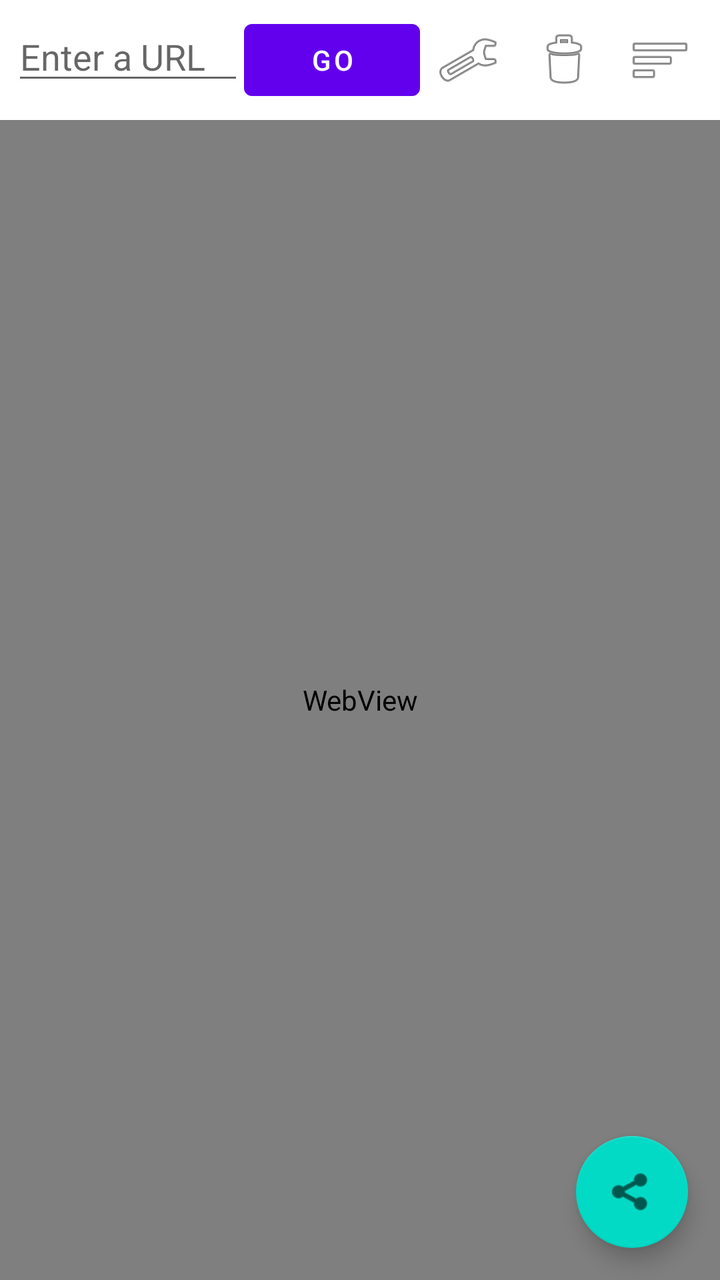
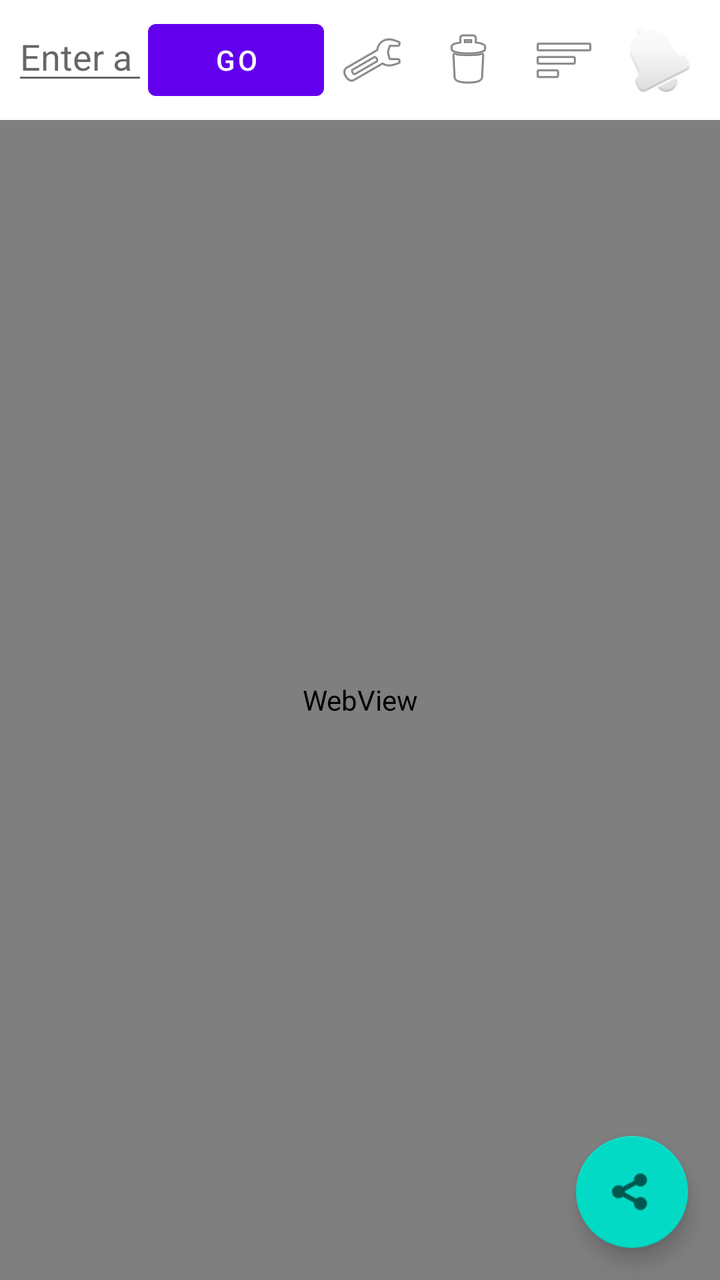

Screens rendered from an Android XML layout before and after an edit, with the pre-edit source and the edit as a unified diff.
<!-- AndroidManifest.xml: activity theme Theme.CookiesExtractor -->
<!-- res/layout/activity_main.xml -->
<?xml version="1.0" encoding="utf-8"?>
<FrameLayout xmlns:android="http://schemas.android.com/apk/res/android"
    xmlns:app="http://schemas.android.com/apk/res-auto"
    xmlns:tools="http://schemas.android.com/tools"
    android:layout_width="match_parent"
    android:layout_height="match_parent"
    android:fitsSystemWindows="true"
    tools:context=".MainActivity">

    <LinearLayout
        android:layout_width="match_parent"
        android:layout_height="match_parent"
        android:orientation="vertical">

        
        <LinearLayout
            android:layout_width="match_parent"
            android:layout_height="wrap_content"
            android:orientation="horizontal"
            android:padding="6dp">

            <EditText
                android:id="@+id/url_field"
                android:layout_width="0dp"
                android:layout_height="wrap_content"
                android:layout_weight="1"
                android:hint="@string/url_hint"
                android:inputType="textUri"
                android:imeOptions="actionGo"
                android:maxLines="1" />

            <Button
                android:id="@+id/go_button"
                android:layout_width="wrap_content"
                android:layout_height="wrap_content"
                android:text="@string/go" />

            
            <ImageButton
                android:id="@+id/dev_btn"
                android:layout_width="wrap_content"
                android:layout_height="wrap_content"
                android:background="?android:attr/selectableItemBackgroundBorderless"
                android:contentDescription="@string/dev_btn_cd"
                android:minWidth="48dp"
                android:minHeight="48dp"
                android:src="@android:drawable/ic_menu_manage" />

            
            <ImageButton
                android:id="@+id/clear_session_btn"
                android:layout_width="wrap_content"
                android:layout_height="wrap_content"
                android:background="?android:attr/selectableItemBackgroundBorderless"
                android:contentDescription="@string/clear_session_btn_cd"
                android:minWidth="48dp"
                android:minHeight="48dp"
                android:src="@android:drawable/ic_menu_delete" />

            <ImageButton
                android:id="@+id/bookmarks_btn"
                android:layout_width="wrap_content"
                android:layout_height="wrap_content"
                android:background="?android:attr/selectableItemBackgroundBorderless"
                android:contentDescription="@string/bookmarks_btn_cd"
                android:minWidth="48dp"
                android:minHeight="48dp"
                android:src="@android:drawable/ic_menu_sort_by_size" />
        </LinearLayout>

        
        <WebView
            android:id="@+id/webview"
            android:layout_width="match_parent"
            android:layout_height="0dp"
            android:layout_weight="1" />

    </LinearLayout>

    
    <com.google.android.material.floatingactionbutton.FloatingActionButton
        android:id="@+id/share_fab"
        android:layout_width="wrap_content"
        android:layout_height="wrap_content"
        android:layout_gravity="bottom|end"
        android:layout_margin="16dp"
        android:contentDescription="@string/share_cd"
        app:srcCompat="@android:drawable/ic_menu_share" />

    
    <com.google.android.material.floatingactionbutton.FloatingActionButton
        android:id="@+id/capture_fab"
        android:layout_width="wrap_content"
        android:layout_height="wrap_content"
        android:layout_gravity="bottom|end"
        android:layout_marginEnd="16dp"
        android:layout_marginBottom="88dp"
        android:contentDescription="@string/share_capture_cd"
        android:visibility="gone"
        app:srcCompat="@android:drawable/ic_menu_send" />

</FrameLayout>
<!-- resources referenced by this layout -->
<resources>
  <string name="bookmarks_btn_cd">Open bookmarks</string>
  <string name="clear_session_btn_cd">Clear cookies and session storage</string>
  <string name="dev_btn_cd">Developer options: debug channel</string>
  <string name="go">Go</string>
  <string name="share_capture_cd">Share captured OAuth tokens</string>
  <string name="share_cd">Extract and share session cookies</string>
  <string name="url_hint">Enter a URL</string>
  <style name="Theme.CookiesExtractor" parent="Theme.MaterialComponents.DayNight.NoActionBar" />
</resources>

<!-- the commit's change to res/layout/activity_main.xml (unified diff, before → after) -->
@@ -66,6 +66,17 @@
                 android:minWidth="48dp"
                 android:minHeight="48dp"
                 android:src="@android:drawable/ic_menu_sort_by_size" />
+
+            
+            <ImageButton
+                android:id="@+id/monitor_btn"
+                android:layout_width="wrap_content"
+                android:layout_height="wrap_content"
+                android:background="?android:attr/selectableItemBackgroundBorderless"
+                android:contentDescription="@string/monitor_btn_cd"
+                android:minWidth="48dp"
+                android:minHeight="48dp"
+                android:src="@android:drawable/ic_popup_reminder" />
         </LinearLayout>
 
         
<!-- resource entries referenced after the edit -->
@@ -4,6 +4,7 @@
   <string name="clear_session_btn_cd">Clear cookies and session storage</string>
   <string name="dev_btn_cd">Developer options: debug channel</string>
   <string name="go">Go</string>
+  <string name="monitor_btn_cd">Session monitor: get notified when a login expires</string>
   <string name="share_capture_cd">Share captured OAuth tokens</string>
   <string name="share_cd">Extract and share session cookies</string>
   <string name="url_hint">Enter a URL</string>
